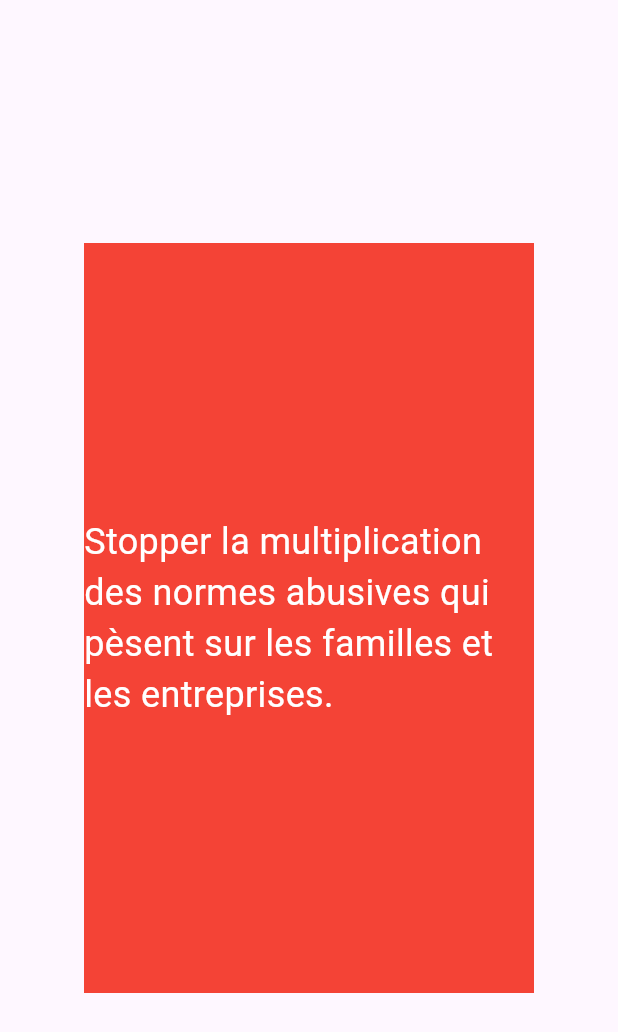
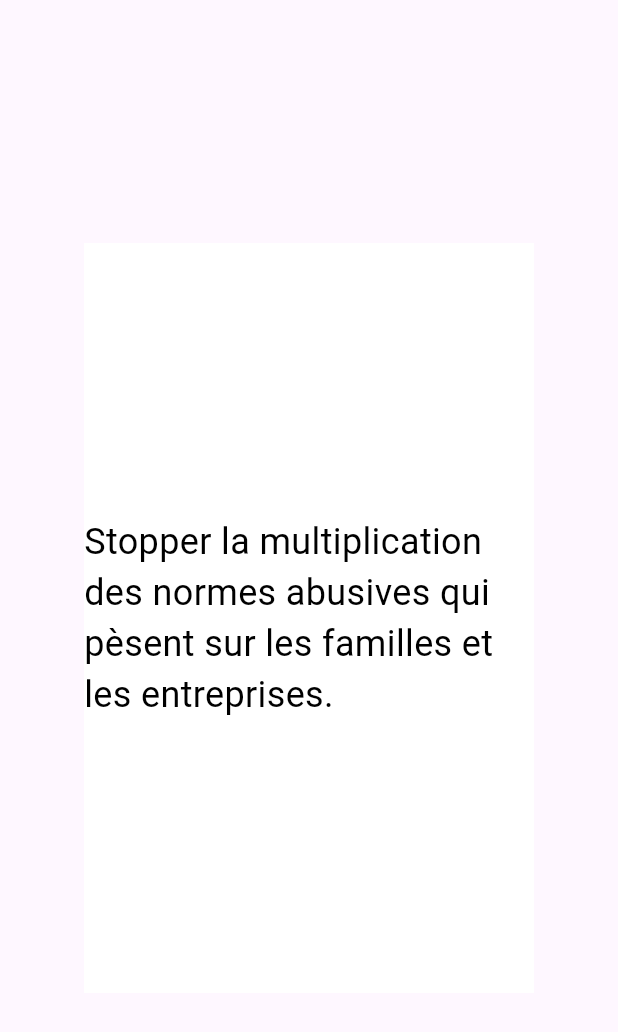
Before and after one commit to Radishoux/quivoter, a Flutter app: the screen it shows after launch, on a phone screen of 412 x 824 dp. Shown: the top 1032 px of the screen. Run offline on Flutter 3.47's test engine with Material 3 defaults, Android fonts, the phone set to English and light mode, and no system bars.

Commit message:
chore: Update text color in main.dart file

```diff
--- a/lib/main.dart
+++ b/lib/main.dart
@@ -128,11 +128,12 @@ class _MyAppState extends State<MyApp> {
                       child: Container(
                         width: 300,
                         height: 500,
-                        color: Colors.red,
+                        color: Colors.white,
                         child: Center(
                           child: Text(
                             cardInfo.ideaFR,
-                            style: TextStyle(fontSize: 24, color: Colors.white),
+                            style: const TextStyle(
+                                fontSize: 24, color: Colors.black),
                           ),
                         ),
                       ),
```
